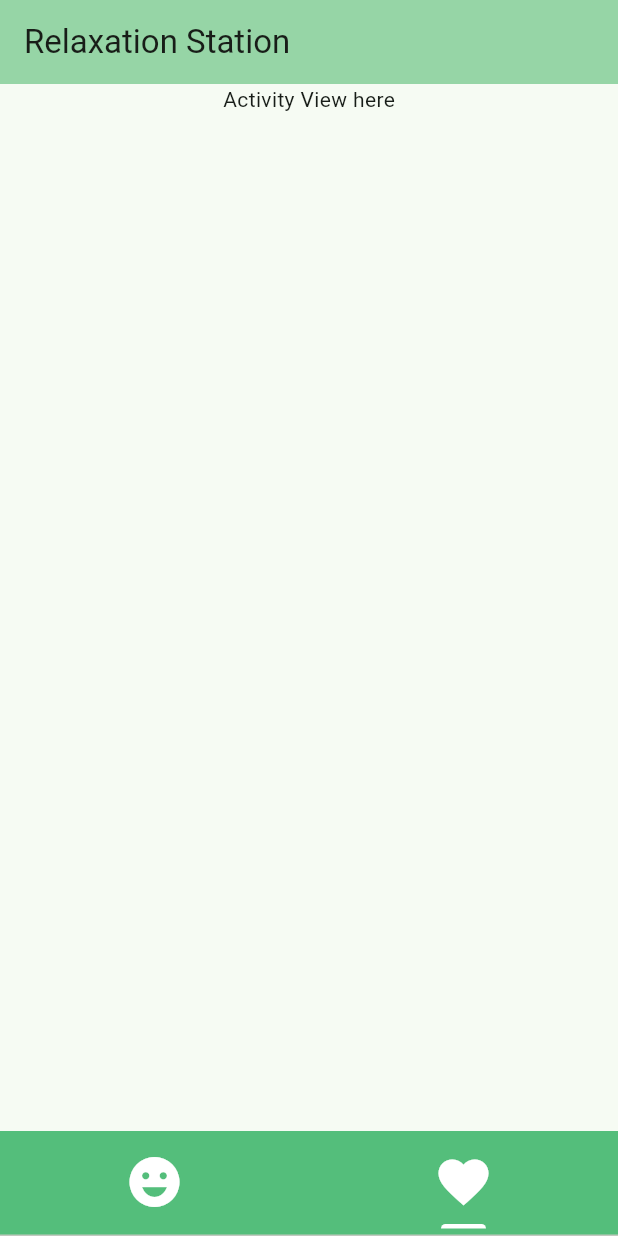
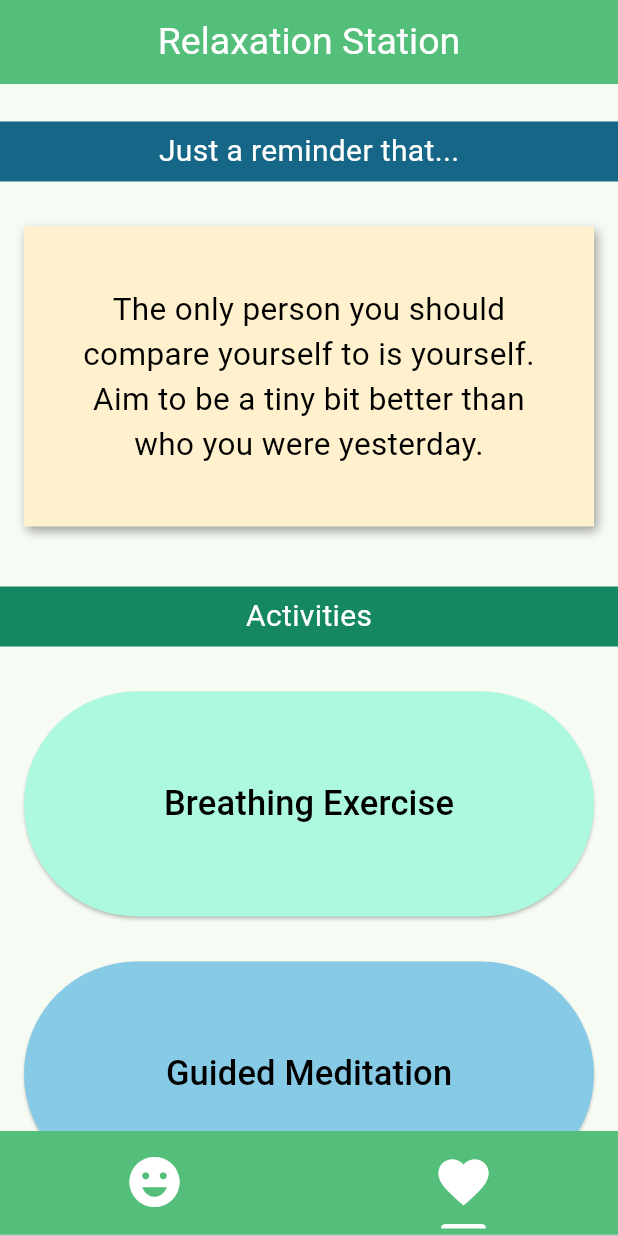
Before and after one commit to mnewby4/project1, a Flutter app: the screen it shows after launch, tab 2 chosen, on a phone screen of 412 x 824 dp. Run offline on Flutter 3.47's test engine with Material 3 defaults, Android fonts, the light colour scheme and no system bars.

Commit message:
Initial activity screen visuals are complete

```diff
--- a/lib/activity.dart
+++ b/lib/activity.dart
@@ -1,37 +1,175 @@
 import 'package:flutter/material.dart';
-import 'calendar.dart';
+import 'dart:math';
 
 class ActivityView extends StatelessWidget{
   const ActivityView({super.key});
   @override
   Widget build(BuildContext context) {
-    return  Scaffold (
-       body: const Center(
-       child: const ActivityPage(title: 'Relaxation Station'),
-     )
+    return Scaffold (
+       body: Center(
+       child: ActivityPage(
+        title: 'Relaxation Station',
+        theme: ThemeData(
+          textTheme: TextTheme(
+            titleLarge: const TextStyle(
+              color: Colors.white,
+              fontSize: 25,
+            ),
+            titleSmall: const TextStyle(
+              color: Colors.white,
+              fontSize: 20,
+            ),
+            titleMedium: const TextStyle(
+              color: Colors.black,
+              fontSize: 23,
+            ),
+            bodyMedium: const TextStyle(
+              color: Colors.black,
+              fontSize: 21,
+            ),
+          ),
+         ),
+        ),
+      ),
     );
   }
 }
 
 class ActivityPage extends StatefulWidget {
-  const ActivityPage({super.key, required this.title});
+  const ActivityPage({super.key, required this.title, required this.theme});
   final String title;
+  final ThemeData theme;
   @override
   State<ActivityPage> createState() => _ActivityPage();
 }
 
 class _ActivityPage extends State<ActivityPage> {
+  List<String> quotes = [
+    "No flower can grow without a little rain. Let go of control over what you cannot change.",
+    "Grow towards your interests, like a plant reaching for the sun.",
+    "You deserve the same kindness you give to others, so extend that kindness to yourself.",
+    "How you've survived hardships before will help you survive it again in the present.",
+    "Embrace the present moment and allow things to unfold at their own pace.",
+    "Trust that everything will happen in the right timing for you at your own pace.",
+    "Nature does not hurry yet everything is accomplished.",
+    "Release negative thoughts about yourself that limit you from being who you truly are.",
+    "The only person you should compare yourself to is yourself. Aim to be a tiny bit better than who you were yesterday.",
+    "Nothing is perfect, yet everything is perfect. Trees can be contorted or bent and they're still beautiful",
+  ];
+  String example = "The only person you should compare yourself to is yourself. Aim to be a tiny bit better than who you were yesterday.";
+
+  void navigateBreath() {
+    print("breathing button pressed");
+  }
+
   @override
   Widget build(BuildContext context) {
     return Scaffold(
       appBar: AppBar(
-        backgroundColor: Theme.of(context).colorScheme.inversePrimary,
-        title: Text(widget.title),
+        backgroundColor: const Color.fromRGBO(84, 190, 123, 1),
+        title: Text(
+          widget.title,
+          style: widget.theme.textTheme.titleLarge,
+          textAlign: TextAlign.center,
+        ),
+        centerTitle: true,
       ),
       body: Center(
         child: Column(
           children: [
-            Text("Activity View here"),
+            SizedBox(height: 25),
+
+            /* Reminder Text */
+            Container(
+              height: 40,
+              width: 420,
+              decoration: BoxDecoration(
+                color: const Color.fromRGBO(22, 103, 135, 1)
+              ),
+              child: Align(
+                child: Text(
+                  "Just a reminder that...",
+                  style: widget.theme.textTheme.titleSmall,
+                ),
+              ),
+            ),
+            SizedBox(height: 30),
+
+            /* Positive Quote */
+            Container(
+              height: 200,
+              width: 380,
+              decoration: BoxDecoration(
+                color: const Color.fromRGBO(255, 241, 205, 1),
+                boxShadow: [
+                  BoxShadow(
+                    color: Colors.grey,
+                    offset: const Offset(2.0, 3.0),
+                    blurRadius: 5.0,
+                  ),
+                ],
+              ),
+              child: Padding( padding: const EdgeInsets.all(30.0),
+                child: Align(
+                  child: Text(
+                    example,
+                    style: widget.theme.textTheme.bodyMedium,
+                    textAlign: TextAlign.center,
+                  ),
+                ),
+              ),
+            ),
+            SizedBox(height: 40),
+
+            /* Activities Text */
+            Container(
+              height: 40,
+              width: 420,
+              decoration: BoxDecoration(
+                color: const Color.fromRGBO(22, 135, 99, 1)
+              ),
+              child: Align(
+                child: Text(
+                  "Activities",
+                  style: widget.theme.textTheme.titleSmall,
+                ),
+              ),
+            ),
+            SizedBox(height: 30),
+
+            /* Breathing Exercise Button */
+            SizedBox(
+              height: 150,
+              width: 380,
+              child: ElevatedButton(
+                onPressed: navigateBreath,
+                style:
+                ButtonStyle(
+                  backgroundColor: WidgetStatePropertyAll<Color>(Color.fromRGBO(173, 249, 223, 1)),
+                ),
+                child: Text(
+                  "Breathing Exercise",
+                  style: widget.theme.textTheme.titleMedium
+                ),
+              ),
+            ),
+            SizedBox(height: 30),
+
+            /* Guided Meditation Button */
+            SizedBox(
+              height: 150,
+              width: 380,
+              child: ElevatedButton(
+                onPressed: navigateBreath,
+                style: ButtonStyle(
+                  backgroundColor: WidgetStatePropertyAll<Color>(Color.fromRGBO(135, 202, 229, 1)),
+                ),
+                child: Text(
+                  "Guided Meditation",
+                  style: widget.theme.textTheme.titleMedium
+                ),
+              ),
+            ),
           ],
         ),
       ),
```
